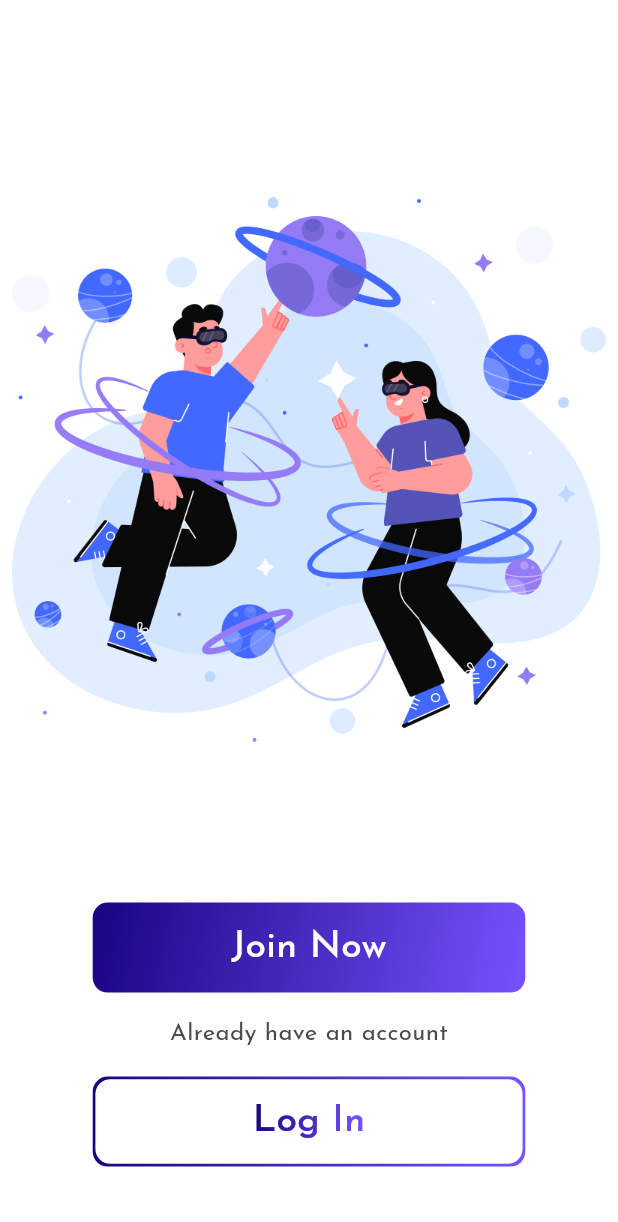
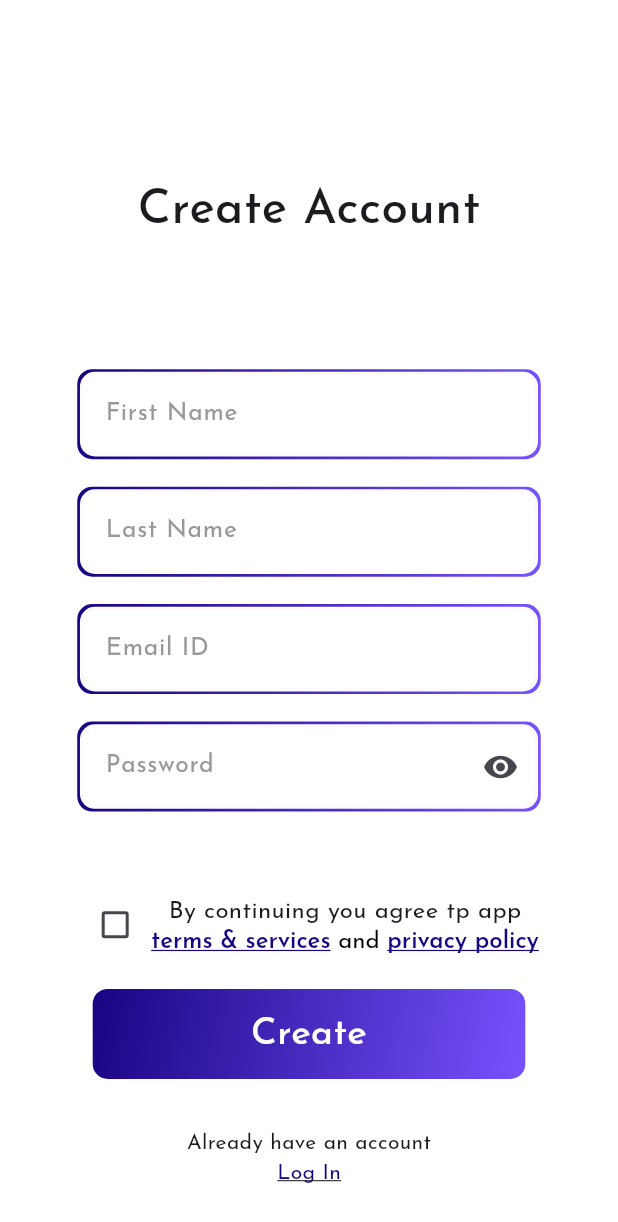
Before and after one commit to Digamend-01/Community-App, a Flutter app: the screen it shows after launch, after a tap on "Join Now", on a phone screen of 412 x 824 dp. Shown: the top 1222 px of the screen. Run offline on Flutter 3.47's test engine with Material 3 defaults, Android fonts, the phone set to English and light mode, and no system bars; drawn by our look-alikes of simple_gradient_text; our stand-ins replace google_fonts.

Commit message:
Create Account

```diff
--- a/lib/Screens.dart/Create_account.dart
+++ b/lib/Screens.dart/Create_account.dart
@@ -0,0 +1,282 @@
+import 'package:communityapp/Constants/Gradient_Border.dart';
+import 'package:flutter/gestures.dart';
+import 'package:flutter/material.dart';
+import 'package:google_fonts/google_fonts.dart';
+
+class CreateAccountScreen extends StatefulWidget {
+  const CreateAccountScreen({super.key});
+
+  @override
+  State<CreateAccountScreen> createState() => _CreateAccountScreenState();
+}
+
+class _CreateAccountScreenState extends State<CreateAccountScreen> {
+  TextEditingController firstNameController = TextEditingController();
+  TextEditingController lastNameController = TextEditingController();
+  TextEditingController emailController = TextEditingController();
+  TextEditingController passwordController = TextEditingController();
+
+  bool passwordVisibility = true;
+
+  @override
+  Widget build(BuildContext context) {
+    final height = MediaQuery.sizeOf(context).height;
+    final width = MediaQuery.sizeOf(context).width;
+    return Scaffold(
+      backgroundColor: Colors.white,
+      body: SingleChildScrollView(
+        child: Center(
+          child: Column(
+            children: [
+              SizedBox(
+                height: height / 7,
+              ),
+              Text("Create Account",
+                  style: GoogleFonts.josefinSans(
+                    fontSize: 32,
+                    fontWeight: FontWeight.w500,
+                  )),
+              SizedBox(
+                height: height / 10,
+              ),
+              Container(
+                height: 60.0,
+                width: width * 0.75,
+                decoration: gradientDecoration,
+                child: Padding(
+                  padding: const EdgeInsets.all(1.8),
+                  child: Container(
+                      decoration: innerGradientDecoration,
+                      child: TextFormField(
+                        controller: firstNameController,
+                        decoration: InputDecoration(
+                          border: InputBorder.none,
+                          hintText: "First Name",
+                          hintStyle: GoogleFonts.josefinSans(
+                            color: const Color(0xff9D9898),
+                            fontSize: width * 0.04,
+                            fontWeight: FontWeight.w400,
+                          ),
+                          enabledBorder: OutlineInputBorder(
+                              borderRadius: BorderRadius.circular(10.0),
+                              borderSide: BorderSide(
+                                  color: Theme.of(context).cardColor)),
+                          focusedBorder: OutlineInputBorder(
+                              borderRadius: BorderRadius.circular(10),
+                              borderSide: BorderSide(
+                                  color: Theme.of(context).cardColor)),
+                        ),
+                      )),
+                ),
+              ),
+              SizedBox(
+                height: height / 45,
+              ),
+              Container(
+                height: 60.0,
+                width: width * 0.75,
+                decoration: gradientDecoration,
+                child: Padding(
+                  padding: const EdgeInsets.all(1.8),
+                  child: Container(
+                      decoration: innerGradientDecoration,
+                      child: TextFormField(
+                        controller: lastNameController,
+                        decoration: InputDecoration(
+                          border: InputBorder.none,
+                          hintText: "Last Name",
+                          hintStyle: GoogleFonts.josefinSans(
+                            color: const Color(0xff9D9898),
+                            fontSize: width * 0.04,
+                            fontWeight: FontWeight.w400,
+                          ),
+                          enabledBorder: OutlineInputBorder(
+                              borderRadius: BorderRadius.circular(10.0),
+                              borderSide: BorderSide(
+                                  color: Theme.of(context).cardColor)),
+                          focusedBorder: OutlineInputBorder(
+                              borderRadius: BorderRadius.circular(10),
+                              borderSide: BorderSide(
+                                  color: Theme.of(context).cardColor)),
+                        ),
+                      )),
+                ),
+              ),
+              SizedBox(
+                height: height / 45,
+              ),
+              Container(
+                height: 60.0,
+                width: width * 0.75,
+                decoration: gradientDecoration,
+                child: Padding(
+                  padding: const EdgeInsets.all(1.8),
+                  child: Container(
+                      decoration: innerGradientDecoration,
+                      child: TextFormField(
+                        controller: emailController,
+                        decoration: InputDecoration(
+                          border: InputBorder.none,
+                          hintText: "Email ID",
+                          hintStyle: GoogleFonts.josefinSans(
+                            color: const Color(0xff9D9898),
+                            fontSize: width * 0.04,
+                            fontWeight: FontWeight.w400,
+                          ),
+                          enabledBorder: OutlineInputBorder(
+                              borderRadius: BorderRadius.circular(10.0),
+                              borderSide: BorderSide(
+                                  color: Theme.of(context).cardColor)),
+                          focusedBorder: OutlineInputBorder(
+                              borderRadius: BorderRadius.circular(10),
+                              borderSide: BorderSide(
+                                  color: Theme.of(context).cardColor)),
+                        ),
+                      )),
+                ),
+              ),
+              SizedBox(
+                height: height / 45,
+              ),
+              Container(
+                height: 60.0,
+                width: width * 0.75,
+                decoration: gradientDecoration,
+                child: Padding(
+                  padding: const EdgeInsets.all(1.8),
+                  child: Container(
+                      decoration: innerGradientDecoration,
+                      child: TextFormField(
+                        obscureText: passwordVisibility,
+                        controller: passwordController,
+                        decoration: InputDecoration(
+                            border: InputBorder.none,
+                            hintText: "Password",
+                            hintStyle: GoogleFonts.josefinSans(
+                              color: const Color(0xff9D9898),
+                              fontSize: width * 0.04,
+                              fontWeight: FontWeight.w400,
+                            ),
+                            enabledBorder: OutlineInputBorder(
+                                borderRadius: BorderRadius.circular(10.0),
+                                borderSide: BorderSide(
+                                    color: Theme.of(context).cardColor)),
+                            focusedBorder: OutlineInputBorder(
+                                borderRadius: BorderRadius.circular(10),
+                                borderSide: BorderSide(
+                                    color: Theme.of(context).cardColor)),
+                            suffixIcon: IconButton(
+                                onPressed: () {
+                                  setState(() {
+                                    passwordVisibility = !passwordVisibility;
+                                  });
+                                },
+                                icon: Icon(passwordVisibility
+                                    ? Icons.visibility
+                                    : Icons.visibility_off))),
+                      )),
+                ),
+              ),
+              SizedBox(
+                height: height / 16,
+              ),
+              Row(
+                mainAxisAlignment: MainAxisAlignment.center,
+                crossAxisAlignment: CrossAxisAlignment.center,
+                children: [
+                  Checkbox(
+                    value: false,
+                    onChanged: (value) {},
+                  ),
+                  Column(
+                    children: [
+                      Text(
+                        "By continuing you agree tp app",
+                        style: GoogleFonts.josefinSans(fontSize: 16),
+                      ),
+                      RichText(
+                          text: TextSpan(children: <TextSpan>[
+                        TextSpan(
+                            text: "terms & services",
+                            style: GoogleFonts.josefinSans(
+                                color: Color(0xFF190482),
+                                fontWeight: FontWeight.w600,
+                                fontSize: 16,
+                                decoration: TextDecoration.underline),
+                            recognizer: TapGestureRecognizer()..onTap = () {}),
+                        TextSpan(
+                            text: " and ",
+                            style: GoogleFonts.josefinSans(
+                                fontSize: 16,
+                                color: Color.fromARGB(255, 0, 0, 0)),
+                            recognizer: TapGestureRecognizer()..onTap = () {}),
+                        TextSpan(
+                            text: "privacy policy",
+                            style: GoogleFonts.josefinSans(
+                                color: Color(0xFF190482),
+                                fontWeight: FontWeight.w600,
+                                fontSize: 16,
+                                decoration: TextDecoration.underline),
+                            recognizer: TapGestureRecognizer()..onTap = () {}),
+                      ])),
+                    ],
+                  )
+                ],
+              ),
+              SizedBox(
+                height: height / 44,
+              ),
+              InkWell(
+                onTap: () {
+                  // Navigator.push(context, MaterialPageRoute(
+                  //   builder: (context) {
+                  //     return const CreateAccountScreen();
+                  //   },
+                  // ));
+                },
+                child: Container(
+                  width: width * 0.7,
+                  height: 60,
+                  decoration: BoxDecoration(
+                    gradient: const LinearGradient(
+                      colors: [
+                        Color(0xff190482),
+                        Color(0xff7752FE),
+                      ],
+                      begin: Alignment.topLeft,
+                      end: Alignment.bottomRight,
+                    ),
+                    borderRadius: BorderRadius.circular(10),
+                  ),
+                  child: Center(
+                    child: Text(
+                      'Create',
+                      style: GoogleFonts.josefinSans(
+                        color: Colors.white,
+                        fontSize: width * 0.06,
+                        fontWeight: FontWeight.w500,
+                      ),
+                    ),
+                  ),
+                ),
+              ),
+              SizedBox(
+                height: height / 25,
+              ),
+              Text(
+                "Already have an account",
+                style: GoogleFonts.josefinSans(),
+              ),
+              Text(
+                "Log In",
+                style: GoogleFonts.josefinSans(
+                    color: Color(0xff190482),
+                    decoration: TextDecoration.underline),
+              )
+            ],
+          ),
+        ),
+      ),
+    );
+  }
+}
--- a/lib/Screens.dart/Join_now.dart
+++ b/lib/Screens.dart/Join_now.dart
@@ -1,4 +1,5 @@
 import 'package:communityapp/Constants/Gradient_Border.dart';
+import 'package:communityapp/Screens.dart/Create_account.dart';
 import 'package:flutter/material.dart';
 import 'package:google_fonts/google_fonts.dart';
 import 'package:simple_gradient_text/simple_gradient_text.dart';
@@ -11,12 +12,6 @@ class JoinNowScreen extends StatefulWidget {
 }
 
 class _JoinNowScreenState extends State<JoinNowScreen> {
-  final LinearGradient _gradient = const LinearGradient(
-    colors: <Color>[
-      Color(0xFF190482),
-      Color(0xff7752FE),
-    ],
-  );
 
   @override
   Widget build(BuildContext context) {
@@ -36,8 +31,14 @@ class _JoinNowScreenState extends State<JoinNowScreen> {
           SizedBox(
             height: height * 0.13,
           ),
-          GestureDetector(
-            onTap: () {},
+          InkWell(
+            onTap: () {
+              Navigator.push(context, MaterialPageRoute(
+                builder: (context) {
+                  return const CreateAccountScreen();
+                },
+              ));
+            },
             child: Container(
               width: width * 0.7,
               height: 60,
@@ -84,7 +85,7 @@ class _JoinNowScreenState extends State<JoinNowScreen> {
               onTap: () {},
               child: Container(
                 height: 60.0,
-                width: width*0.7,
+                width: width * 0.7,
                 decoration: gradientDecoration,
                 child: Padding(
                   padding: const EdgeInsets.all(1.8),
@@ -98,8 +99,8 @@ class _JoinNowScreenState extends State<JoinNowScreen> {
                           fontWeight: FontWeight.w500,
                         ),
                         colors: [
-                          Color(0xFF190482),
-                          Color(0xff7752FE),
+                          const Color(0xFF190482),
+                          const Color(0xff7752FE),
                         ],
                       ),
                     ),
```
